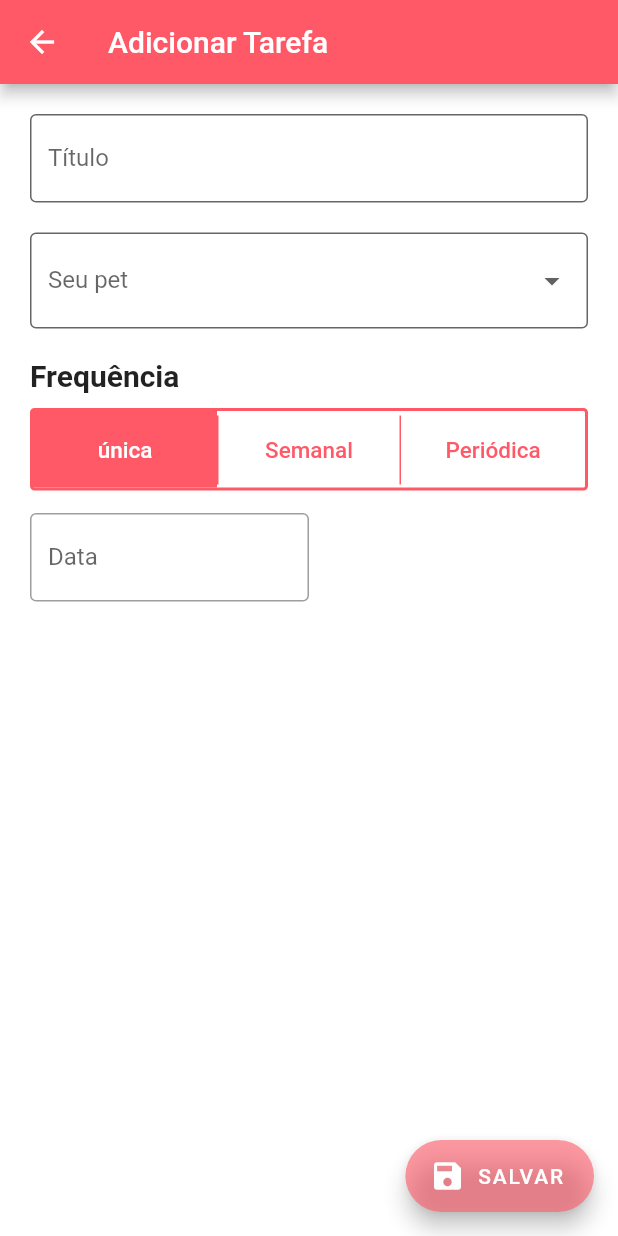
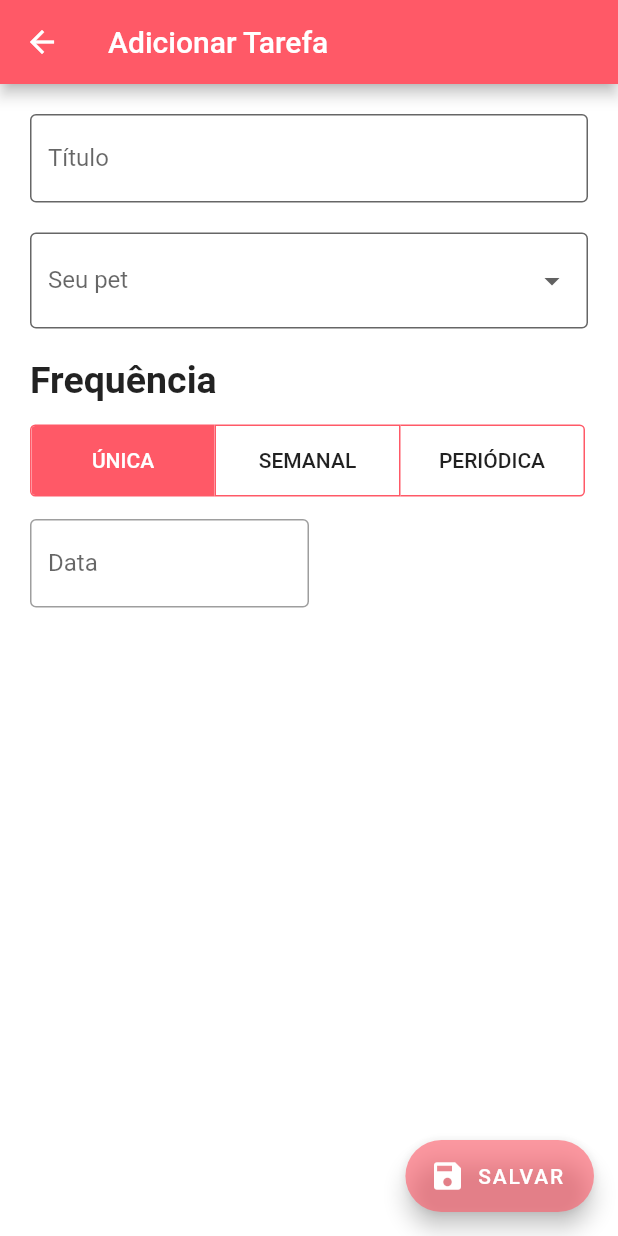
Before and after one commit to VitorEstevam/app-pets, a Flutter app: the PageAddTask screen opened directly, on a phone screen of 412 x 824 dp. Run offline on Flutter 3.47's test engine with Material 2 defaults, Android fonts, the phone set to English and light mode, and no system bars; our stand-ins replace flutter_mobx, google_fonts, mobx, table_calendar; missing offline and left inert: dart:ffi; generated files the repository leaves out were written again.

Commit message:
task refactor, calendar support and new add task page

```diff
--- a/lib/classes/task.dart
+++ b/lib/classes/task.dart
@@ -27,6 +27,8 @@ class Task {
   void updateSubTasks() {
     //pass
   }
+
+  //get status -> enum late, onDay and coming
 
   LinkedHashMap<DateTime, List<bool>> toMap() {
     var map = LinkedHashMap<DateTime, List<bool>>(
@@ -61,7 +63,8 @@ class TaskUnique extends Task {
 
   @override
   void markAsDone() {
-    if (subTasks[0].dateToDo.compareTo(DateTime.now()) >= 0) {
+    var _now = DateTime.now().toUtc();
+    if (subTasks[0].dateToDo.compareTo(_now) == 0) {
       subTasks[0].done = true;
     }
   }
@@ -114,24 +117,24 @@ class TaskPeriodic extends TaskMultiday {
 }
 
 //-------------------------
-void main() {
-//   var tu1 = TaskUnique("task unique 1", DateTime(2022, 01, 02));
-//   tu1.markAsDone();
-//   print(tu1.title +
-//       tu1.subTasks[0].dateToDo.toString() +
-//       tu1.subTasks[0].done.toString());
+// void main() {
+// //   var tu1 = TaskUnique("task unique 1", DateTime(2022, 01, 02));
+// //   tu1.markAsDone();
+// //   print(tu1.title +
+// //       tu1.subTasks[0].dateToDo.toString() +
+// //       tu1.subTasks[0].done.toString());
 
-//   var tu2 = TaskUnique("aaaaa", DateTime.now().add(Duration(days: 1)));
-//   tu2.markAsDone();
-//   print(tu2.title +
-//       tu2.subTasks[0].dateToDo.toString() +
-//       tu2.subTasks[0].done.toString());
+// //   var tu2 = TaskUnique("aaaaa", DateTime.now().add(Duration(days: 1)));
+// //   tu2.markAsDone();
+// //   print(tu2.title +
+// //       tu2.subTasks[0].dateToDo.toString() +
+// //       tu2.subTasks[0].done.toString());
 
-  var tu = TaskUnique("t1", DateTime(2019));
-  var tw = TaskWeekly("t1", [DateTime.monday, DateTime.tuesday]);
-  var tp = TaskPeriodic("t1", Duration(days: 2));
+//   var tu = TaskUnique("t1", DateTime(2019));
+//   var tw = TaskWeekly("t1", [DateTime.monday, DateTime.tuesday]);
+//   var tp = TaskPeriodic("t1", Duration(days: 2));
 
-  print(tu is Task);
-  print(tw is Task);
-  print(tp is Task);
-}
+//   print(tu is Task);
+//   print(tw is Task);
+//   print(tp is Task);
+// }
--- a/lib/pages/page_home/subpages/page_add_task/page_add_task.dart
+++ b/lib/pages/page_home/subpages/page_add_task/page_add_task.dart
@@ -22,19 +22,13 @@ class PageAddTask extends StatefulWidget {
 
 class _PageAddTaskState extends State<PageAddTask> {
   String? title;
-  DateTime? date;
+  Function? taskFactory;
+  dynamic taskParam;
   String? pet;
 
-  void setDateUnique(DateTime _date) {
-    date = _date;
-  }
-
-  void setDateWeekly(DateTime _date) {
-    // todo
-  }
-
-  void setDatePeriod(DateTime _date) {
-    // todo
+  void setFrequency(Function factory,dynamic param){
+    taskParam = param;
+    taskFactory = factory;
   }
 
   void setTitle(String _title) {
@@ -48,10 +42,13 @@ class _PageAddTaskState extends State<PageAddTask> {
   void submitForm() {
     if (_formKey.currentState!.validate()) {
       ScaffoldMessenger.of(context).showSnackBar(
-        const SnackBar(content: Text('Task salva'), duration: Duration(milliseconds: 500)),
+        const SnackBar(
+            content: Text('Task salva'), duration: Duration(milliseconds: 500)),
       );
-      var task = TaskUnique(title!, date!);
+
+      var task = taskFactory!(title,taskParam);
       context.read<StoreTasks>().insert(task);
+
       Future.delayed(
           const Duration(milliseconds: 500), () => {Navigator.pop(context)});
     }
@@ -67,15 +64,13 @@ class _PageAddTaskState extends State<PageAddTask> {
       appBar: AppBar(
         title: const Text("Adicionar Tarefa"),
       ),
-      body: CustomScrollView(
-        slivers: [
-          SliverFillRemaining(
-            hasScrollBody: true,
-            child: Padding(
+      body: Padding(
           padding: const EdgeInsets.symmetric(horizontal: 20.0),
           child: Form(
             key: _formKey,
+            child: SingleChildScrollView(
               child: Column(
+                mainAxisSize: MainAxisSize.min,
                 crossAxisAlignment: CrossAxisAlignment.start,
                 children: [
                   Container(height: 20),
@@ -88,18 +83,11 @@ class _PageAddTaskState extends State<PageAddTask> {
                     pets: const ["luke", "zelda", "pelor"],
                   ),
                   Container(height: 20),
-                    Expanded(
-                      child: PeriodSelector(
-                        onSelectedUnique: setDateUnique,
-                      ),
-                    ),
+                  PeriodSelector(setFrequency),
                 ],
               ),
             ),
-            ),
-          ),
-        ],
-      ),
+          )),
       floatingActionButton: FloatingActionButton.extended(
         onPressed: submitForm,
         label: const Text("SALVAR"),
--- a/lib/pages/page_home/subpages/page_add_task/widgets/date_picker.dart
+++ b/lib/pages/page_home/subpages/page_add_task/widgets/date_picker.dart
@@ -14,7 +14,10 @@ class _DatePickerState extends State<DatePicker> {
   TextEditingController dateinput = TextEditingController();
   @override
   Widget build(BuildContext context) {
-    return TextFormField(
+    return LayoutBuilder(builder: (context, constraints) {
+        return Container(
+          width: constraints.maxWidth/2,
+          child: TextFormField(
             validator: (value) {
               if (value == null || value.isEmpty) {
                 return 'Por favor, preencha a data';
@@ -45,6 +48,9 @@ class _DatePickerState extends State<DatePicker> {
                 widget.callback(pickedDate);
               }
             },
+          ),
+        );
+      }
     );
   }
 }
--- a/lib/pages/page_home/subpages/page_add_task/widgets/period_selector.dart
+++ b/lib/pages/page_home/subpages/page_add_task/widgets/period_selector.dart
@@ -1,129 +1,93 @@
+import 'package:app_pets/classes/task.dart';
 import 'package:app_pets/pages/page_home/subpages/page_add_task/widgets/date_picker.dart';
 import 'package:flutter/cupertino.dart';
 import 'package:flutter/material.dart';
 
-class PeriodSelector extends StatefulWidget  {
-  final void Function(DateTime) onSelectedUnique;
+class PeriodSelector extends StatefulWidget {
+  final Function(Function factory, dynamic param) onPeriodSubmit;
 
-  const PeriodSelector({
-    Key? key, required this.onSelectedUnique,
+  const PeriodSelector(this.onPeriodSubmit, {
+    Key? key,
   }) : super(key: key);
 
   @override
   State<PeriodSelector> createState() => _PeriodSelectorState();
 }
 
-class _PeriodSelectorState extends State<PeriodSelector> with SingleTickerProviderStateMixin {
+class _PeriodSelectorState extends State<PeriodSelector> {
+  var isSelected = [true, false, false];
 
-  TabController? _tabController;
+  void submitTaskUnique(DateTime dt){
+    var _factory = (String a, dynamic b) => TaskUnique(a,b);
+    widget.onPeriodSubmit(_factory, dt);
+  }
 
-  @override
-  void initState() {
-    super.initState();
-    _tabController = TabController(vsync: this, length: 3);
+  Widget getBody() {
+    if (isSelected[0]) {
+      return DatePicker(
+        callback: (a)=>submitTaskUnique(a),
+      );
+    }
+    if (isSelected[1]) return Container();
+    if (isSelected[2]) return Container();
+    return Container();
   }
 
   @override
   Widget build(BuildContext context) {
-    return DefaultTabController(
-      length: 3,
-      child: Column(
+    return LayoutBuilder(builder: (context, constraints) {
+      return Column(
         crossAxisAlignment: CrossAxisAlignment.start,
         children: [
           const Text(
             "Frequência",
-            style: TextStyle(fontSize: 20, fontWeight: FontWeight.w600),
+            style: TextStyle(fontSize: 25, fontWeight: FontWeight.bold),
           ),
-          Container(height: 10),
           Container(
-            clipBehavior: Clip.hardEdge,
-            decoration: BoxDecoration(
-              borderRadius: const BorderRadius.all(Radius.circular(3)),
-              border: Border.all(
-                color: Theme.of(context).primaryColor,
-                width: 2,
-                style: BorderStyle.solid,
+            height: 15,
+          ),
+          ToggleButtons(
+            constraints:
+                BoxConstraints.expand(width: constraints.maxWidth / 3 - 2),
+            borderRadius: BorderRadius.circular(3.0),
+            borderColor: Theme.of(context).primaryColor,
+            selectedBorderColor: Theme.of(context).primaryColor,
+            textStyle: const TextStyle(fontWeight: FontWeight.w500),
+            selectedColor: Colors.white,
+            fillColor: Theme.of(context).primaryColor,
+            children: const <Widget>[
+              Text("ÚNICA"),
+              Text("SEMANAL"),
+              Padding(
+                padding: EdgeInsets.symmetric(vertical: 15.0),
+                child: Text("PERIÓDICA"),
               ),
-            ),
-            child: TabBar(
-              controller: _tabController,
-              isScrollable: false,
-              labelColor: Colors.white,
-              unselectedLabelColor: Theme.of(context).primaryColor,
-              indicator: BoxDecoration(
-                color: Theme.of(context).primaryColor,
-              ),
-              indicatorColor: Colors.transparent,
-              labelPadding: EdgeInsets.only(top: 3),
-              tabs: const [
-                TabBarItem(title: "única"),
-                TabBarItem(
-                  title: "Semanal",
-                  showBorder: true,
-                ),
-                TabBarItem(title: "Periódica"),
-              ],
-            ),
+            ],
+            onPressed: (int index) {
+              setState(
+                () {
+                  for (int buttonIndex = 0;
+                      buttonIndex < isSelected.length;
+                      buttonIndex++) {
+                    if (buttonIndex == index) {
+                      isSelected[buttonIndex] = true;
+                    } else {
+                      isSelected[buttonIndex] = false;
+                    }
+                  }
+                },
+              );
+            },
+            isSelected: isSelected,
           ),
-          Expanded(
-            flex: 2,
-            child: TabBarView(
-              controller: _tabController,
-              physics: const NeverScrollableScrollPhysics(),
-              children: [
-                Padding(
-                  padding: const EdgeInsets.only(top: 15.0),
-                  child: Container(
-                      child: Align(
-                    alignment: Alignment.topLeft,
-                    child: FractionallySizedBox(
-                      widthFactor: 0.5,
-                      child: DatePicker(callback: (date)=>widget.onSelectedUnique(date)),
-                    ),
-                  )),
-                ),
-                Container(child: Text('selector here')),
-                Container(child: Text('selector here')),
-              ],
-            ),
+          Container(
+            height: 15,
+          ),
+          Container(
+            child: getBody(),
           )
         ],
-      ),
-    );
+      );
+    });
   }
 }
-
-class TabBarItem extends StatelessWidget {
-  final String title;
-  final bool showBorder;
-
-  const TabBarItem({
-    Key? key,
-    this.showBorder = false,
-    required this.title,
-  }) : super(key: key);
-
-  @override
-  Widget build(BuildContext context) {
-    return Container(
-      width: double.infinity,
-      decoration: BoxDecoration(
-        border: showBorder
-            ? Border.symmetric(
-                vertical: BorderSide(
-                  color: Theme.of(context).primaryColor,
-                  width: 1,
-                  style: BorderStyle.solid,
-                ),
-              )
-            : null,
-      ),
-      child: Tab(
-        child: Text(
-          title,
-          style: const TextStyle(fontSize: 15),
-        ),
-      ),
-    );
-  }
-}
--- a/lib/pages/page_home/subpages/page_home/page_home.dart
+++ b/lib/pages/page_home/subpages/page_home/page_home.dart
@@ -9,6 +9,7 @@ class PageHome extends StatelessWidget {
   @override
   Widget build(BuildContext context) {
     return Scaffold(
+      resizeToAvoidBottomInset: false,
       backgroundColor: Theme.of(context).backgroundColor,
       floatingActionButton: FloatingActionButton.extended(
         onPressed: () => Navigator.pushNamed(context, "page_add_task"),
--- a/lib/pages/page_home/subpages/page_task/page_task.dart
+++ b/lib/pages/page_home/subpages/page_task/page_task.dart
@@ -55,7 +55,9 @@ class _PageTaskState extends State<PageTask> {
   Widget build(BuildContext context) {
     return Scaffold(
       appBar: AppBar(title: Text(widget.task.title)),
-      floatingActionButton: FloatingActionButton(
+      floatingActionButton: FloatingActionButton.extended(
+          label: const Text("Feita hoje"),
+          icon: const Icon(Icons.check),
           onPressed: () => setState(() {
                 widget.task.markAsDone();
               })),
--- a/lib/pages/page_home/subpages/page_task/widgets/task_unique_calendar.dart
+++ b/lib/pages/page_home/subpages/page_task/widgets/task_unique_calendar.dart
@@ -22,11 +22,11 @@ class _TaskCalendarState extends State<TaskCalendar> {
     return tasks[day] ?? [];
   }
 
-  Color getEventColor(date) {
+  Color getEventColor(DateTime date) {
     if (tasks[date]![0]) {
       return Colors.green;
     } else {
-      if (date.compareTo(DateTime.now()) < 0) {
+      if (date.compareTo(DateTime.now().toUtc()) < 0) {
         return Colors.red;
       } else {
         return Colors.grey;
--- a/lib/stores/example/store_tasks.dart
+++ b/lib/stores/example/store_tasks.dart
@@ -10,10 +10,10 @@ class StoreTasks = _StoreTasks with _$StoreTasks;
 // Create the class
 abstract class _StoreTasks with Store {
   @observable
-  ObservableList<Task> tasks = ObservableList<Task>.of([TaskUnique("Levar para tomar banho", DateTime(2022,01,15)), TaskUnique("Segunda dose do remédio de verme", DateTime(2022,01,05))]);
+  ObservableList<Task> tasks = ObservableList<Task>.of([TaskUnique("Levar para tomar banho", DateTime(2022,01,09)), TaskUnique("Segunda dose do remédio de verme", DateTime(2022,01,05))]);
 
   @action
   void insert(Task t) {
-    tasks.add(t);
+    tasks.insert(0,t);
   }
 }
```
Lines whose indentation alone changed are shown as unchanged.
